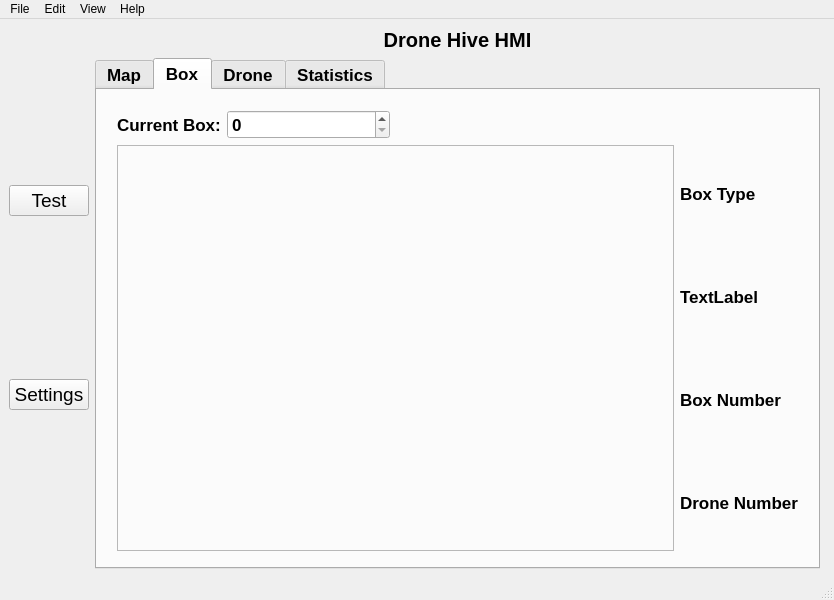
Before: the Qt Designer form ros2_ws/src/hmi/ui/mainwindow.ui in Samwise101/EiRT-AscenD-Robotics, drawn with Qt 5.
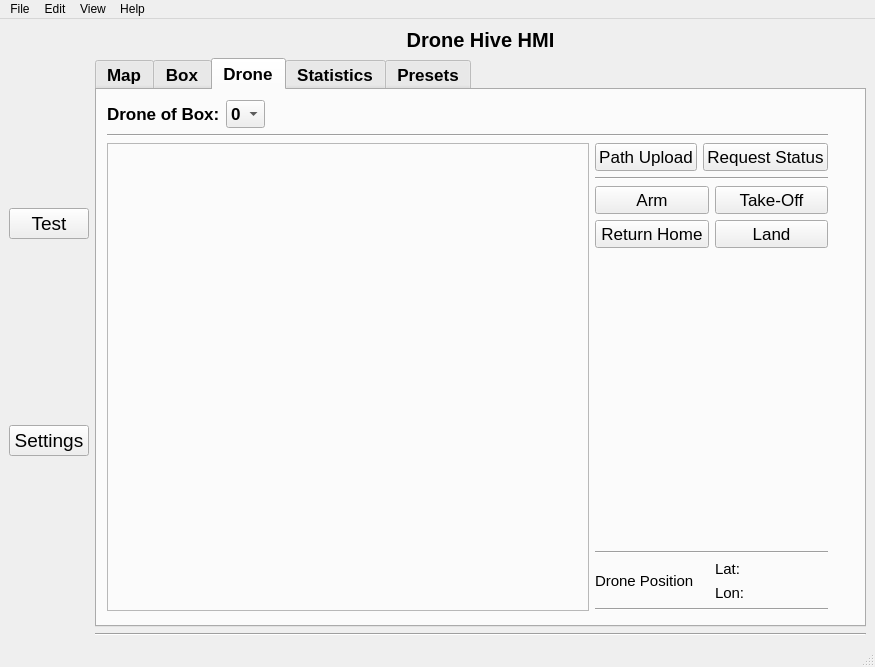
After: the same form once the commit is applied. Icons and pictures are not drawn. Custom widgets are drawn as their Qt base class.

Commit message: Fixed issues with qrc and added drone tab with layout

```diff
--- a/ros2_ws/src/hmi/ui/mainwindow.ui
+++ b/ros2_ws/src/hmi/ui/mainwindow.ui
@@ -6,23 +6,28 @@
    <rect>
     <x>0</x>
     <y>0</y>
-    <width>834</width>
-    <height>600</height>
+    <width>875</width>
+    <height>667</height>
    </rect>
   </property>
   <property name="windowTitle">
    <string>MainWindow</string>
   </property>
   <widget class="QWidget" name="centralwidget">
-   <widget class="QWidget" name="horizontalLayoutWidget">
-    <property name="geometry">
-     <rect>
-      <x>9</x>
-      <y>9</y>
-      <width>811</width>
-      <height>541</height>
-     </rect>
-    </property>
+   <property name="sizePolicy">
+    <sizepolicy hsizetype="Fixed" vsizetype="Fixed">
+     <horstretch>0</horstretch>
+     <verstretch>0</verstretch>
+    </sizepolicy>
+   </property>
+   <property name="minimumSize">
+    <size>
+     <width>875</width>
+     <height>625</height>
+    </size>
+   </property>
+   <layout class="QGridLayout" name="gridLayout_2">
+    <item row="0" column="0">
     <layout class="QHBoxLayout" name="horizontalLayout" stretch="0,10">
      <item>
       <layout class="QVBoxLayout" name="verticalLayout">
@@ -60,6 +65,13 @@
       <layout class="QVBoxLayout" name="verticalLayout_2" stretch="0">
        <item>
         <layout class="QGridLayout" name="gridLayout">
+          <item row="2" column="0">
+           <widget class="Line" name="line_6">
+            <property name="orientation">
+             <enum>Qt::Horizontal</enum>
+            </property>
+           </widget>
+          </item>
          <item row="0" column="0">
           <widget class="QLabel" name="label">
            <property name="font">
@@ -99,9 +111,9 @@
             </font>
            </property>
            <property name="currentIndex">
-            <number>1</number>
-           </property>
-           <widget class="QWidget" name="tab">
+             <number>2</number>
+            </property>
+            <widget class="QWidget" name="map_tab">
             <attribute name="icon">
              <iconset resource="../resources/resources.qrc">
               <normaloff>:/images/icons/map.png</normaloff>:/images/icons/map.png</iconset>
@@ -109,8 +121,36 @@
             <attribute name="title">
              <string>Map</string>
             </attribute>
-           </widget>
-           <widget class="QWidget" name="tab_2">
+             <widget class="QWidget" name="gridLayoutWidget_3">
+              <property name="geometry">
+               <rect>
+                <x>270</x>
+                <y>150</y>
+                <width>160</width>
+                <height>80</height>
+               </rect>
+              </property>
+              <layout class="QGridLayout" name="gridLayout_5">
+               <item row="0" column="0">
+                <widget class="QFrame" name="frame_4">
+                 <property name="frameShape">
+                  <enum>QFrame::StyledPanel</enum>
+                 </property>
+                 <property name="frameShadow">
+                  <enum>QFrame::Raised</enum>
+                 </property>
+                </widget>
+               </item>
+              </layout>
+             </widget>
+            </widget>
+            <widget class="QWidget" name="box_tab">
+             <property name="sizePolicy">
+              <sizepolicy hsizetype="Expanding" vsizetype="Expanding">
+               <horstretch>0</horstretch>
+               <verstretch>0</verstretch>
+              </sizepolicy>
+             </property>
             <attribute name="icon">
              <iconset resource="../resources/resources.qrc">
               <normaloff>:/images/icons/box.png</normaloff>:/images/icons/box.png</iconset>
@@ -121,15 +161,24 @@
             <widget class="QWidget" name="verticalLayoutWidget_3">
              <property name="geometry">
               <rect>
-               <x>20</x>
-               <y>20</y>
-               <width>681</width>
-               <height>441</height>
-              </rect>
-             </property>
-             <layout class="QVBoxLayout" name="box_main_layout" stretch="0,10">
+                <x>10</x>
+                <y>10</y>
+                <width>721</width>
+                <height>521</height>
+               </rect>
+              </property>
+              <layout class="QVBoxLayout" name="box_main_layout" stretch="0,0,10">
+               <property name="spacing">
+                <number>0</number>
+               </property>
+               <property name="sizeConstraint">
+                <enum>QLayout::SetNoConstraint</enum>
+               </property>
               <item>
-               <layout class="QHBoxLayout" name="box_cicle_layout" stretch="0,2,5">
+                <layout class="QHBoxLayout" name="box_cicle_layout" stretch="0,2,0,5">
+                 <property name="sizeConstraint">
+                  <enum>QLayout::SetNoConstraint</enum>
+                 </property>
                 <item>
                  <widget class="QLabel" name="current_box_label">
                   <property name="font">
@@ -150,6 +199,25 @@
                 <item>
                  <widget class="QSpinBox" name="box_cicle_spin_box"/>
                 </item>
+                 <item>
+                  <widget class="QLabel" name="color_label">
+                   <property name="sizePolicy">
+                    <sizepolicy hsizetype="Fixed" vsizetype="Fixed">
+                     <horstretch>0</horstretch>
+                     <verstretch>0</verstretch>
+                    </sizepolicy>
+                   </property>
+                   <property name="minimumSize">
+                    <size>
+                     <width>30</width>
+                     <height>0</height>
+                    </size>
+                   </property>
+                   <property name="text">
+                    <string/>
+                   </property>
+                  </widget>
+                 </item>
                 <item>
                  <spacer name="horizontalSpacer">
                   <property name="orientation">
@@ -165,10 +233,20 @@
                 </item>
                </layout>
               </item>
+               <item>
+                <widget class="Line" name="line_3">
+                 <property name="orientation">
+                  <enum>Qt::Horizontal</enum>
+                 </property>
+                </widget>
+               </item>
               <item>
                <layout class="QGridLayout" name="box_grid_layout" rowminimumheight="10">
+                 <property name="sizeConstraint">
+                  <enum>QLayout::SetNoConstraint</enum>
+                 </property>
                 <item row="0" column="0">
-                 <layout class="QHBoxLayout" name="horizontalLayout_2" stretch="70,0">
+                  <layout class="QHBoxLayout" name="horizontalLayout_2" stretch="1,0">
                   <item>
                    <layout class="QVBoxLayout" name="Box_show_layout">
                     <item>
@@ -186,28 +264,91 @@
                   <item>
                    <layout class="QVBoxLayout" name="box_information_layout">
                     <item>
+                      <layout class="QHBoxLayout" name="horizontalLayout_3">
+                       <item>
                      <widget class="QLabel" name="label_3">
+                         <property name="font">
+                          <font>
+                           <pointsize>11</pointsize>
+                           <weight>50</weight>
+                           <bold>false</bold>
+                          </font>
+                         </property>
                       <property name="text">
                        <string>Box Type</string>
                       </property>
                      </widget>
                     </item>
+                      </layout>
+                     </item>
+                     <item>
+                      <widget class="Line" name="line_5">
+                       <property name="orientation">
+                        <enum>Qt::Horizontal</enum>
+                       </property>
+                      </widget>
+                     </item>
+                     <item>
+                      <layout class="QHBoxLayout" name="horizontalLayout_7">
                     <item>
                      <widget class="QLabel" name="label_5">
+                         <property name="font">
+                          <font>
+                           <pointsize>11</pointsize>
+                           <weight>50</weight>
+                           <bold>false</bold>
+                          </font>
+                         </property>
                       <property name="text">
-                       <string>TextLabel</string>
+                          <string>Box Occupied</string>
                       </property>
                      </widget>
                     </item>
+                      </layout>
+                     </item>
+                     <item>
+                      <widget class="Line" name="line_2">
+                       <property name="orientation">
+                        <enum>Qt::Horizontal</enum>
+                       </property>
+                      </widget>
+                     </item>
+                     <item>
+                      <layout class="QHBoxLayout" name="horizontalLayout_4">
                     <item>
                      <widget class="QLabel" name="label_2">
+                         <property name="font">
+                          <font>
+                           <pointsize>11</pointsize>
+                           <weight>50</weight>
+                           <bold>false</bold>
+                          </font>
+                         </property>
                       <property name="text">
                        <string>Box Number</string>
                       </property>
                      </widget>
                     </item>
+                      </layout>
+                     </item>
+                     <item>
+                      <widget class="Line" name="line_4">
+                       <property name="orientation">
+                        <enum>Qt::Horizontal</enum>
+                       </property>
+                      </widget>
+                     </item>
+                     <item>
+                      <layout class="QHBoxLayout" name="horizontalLayout_6">
                     <item>
                      <widget class="QLabel" name="label_4">
+                         <property name="font">
+                          <font>
+                           <pointsize>11</pointsize>
+                           <weight>50</weight>
+                           <bold>false</bold>
+                          </font>
+                         </property>
                       <property name="text">
                        <string>Drone Number</string>
                       </property>
@@ -215,14 +356,76 @@
                     </item>
                    </layout>
                   </item>
+                     <item>
+                      <widget class="Line" name="line">
+                       <property name="orientation">
+                        <enum>Qt::Horizontal</enum>
+                       </property>
+                      </widget>
+                     </item>
+                     <item>
+                      <layout class="QHBoxLayout" name="horizontalLayout_5">
+                       <item>
+                        <widget class="QLabel" name="label_7">
+                         <property name="font">
+                          <font>
+                           <pointsize>11</pointsize>
+                           <weight>50</weight>
+                           <bold>false</bold>
+                          </font>
+                         </property>
+                         <property name="text">
+                          <string>Box Position:</string>
+                         </property>
+                         <property name="alignment">
+                          <set>Qt::AlignLeading|Qt::AlignLeft|Qt::AlignVCenter</set>
+                         </property>
+                        </widget>
+                       </item>
+                       <item>
+                        <layout class="QVBoxLayout" name="verticalLayout_3">
+                         <item>
+                          <widget class="QLabel" name="label_6">
+                           <property name="font">
+                            <font>
+                             <pointsize>11</pointsize>
+                             <weight>50</weight>
+                             <bold>false</bold>
+                            </font>
+                           </property>
+                           <property name="text">
+                            <string>Lat:</string>
+                           </property>
+                          </widget>
+                         </item>
+                         <item>
+                          <widget class="QLabel" name="label_8">
+                           <property name="font">
+                            <font>
+                             <pointsize>11</pointsize>
+                             <weight>50</weight>
+                             <bold>false</bold>
+                            </font>
+                           </property>
+                           <property name="text">
+                            <string>Lon:</string>
+                           </property>
+                          </widget>
+                         </item>
                  </layout>
                 </item>
                </layout>
               </item>
              </layout>
-            </widget>
-           </widget>
-           <widget class="QWidget" name="tab_4">
+                   </item>
+                  </layout>
+                 </item>
+                </layout>
+               </item>
+              </layout>
+             </widget>
+            </widget>
+            <widget class="QWidget" name="drone_tab">
             <attribute name="icon">
              <iconset resource="../resources/resources.qrc">
               <normaloff>:/images/icons/drone.png</normaloff>:/images/icons/drone.png</iconset>
@@ -230,8 +433,288 @@
             <attribute name="title">
              <string>Drone</string>
             </attribute>
-           </widget>
-           <widget class="QWidget" name="tab_3">
+             <widget class="QWidget" name="verticalLayoutWidget_2">
+              <property name="geometry">
+               <rect>
+                <x>10</x>
+                <y>10</y>
+                <width>721</width>
+                <height>511</height>
+               </rect>
+              </property>
+              <layout class="QVBoxLayout" name="verticalLayout_4" stretch="0,0,10">
+               <item>
+                <layout class="QHBoxLayout" name="horizontalLayout_8">
+                 <item>
+                  <widget class="QLabel" name="current_drone_label">
+                   <property name="text">
+                    <string>Drone of Box:</string>
+                   </property>
+                  </widget>
+                 </item>
+                 <item>
+                  <widget class="QComboBox" name="comboBox">
+                   <item>
+                    <property name="text">
+                     <string>0</string>
+                    </property>
+                   </item>
+                   <item>
+                    <property name="text">
+                     <string>1</string>
+                    </property>
+                   </item>
+                   <item>
+                    <property name="text">
+                     <string>2</string>
+                    </property>
+                   </item>
+                   <item>
+                    <property name="text">
+                     <string>3</string>
+                    </property>
+                   </item>
+                  </widget>
+                 </item>
+                 <item>
+                  <widget class="QLabel" name="color_drone_label">
+                   <property name="sizePolicy">
+                    <sizepolicy hsizetype="Fixed" vsizetype="Fixed">
+                     <horstretch>0</horstretch>
+                     <verstretch>0</verstretch>
+                    </sizepolicy>
+                   </property>
+                   <property name="minimumSize">
+                    <size>
+                     <width>30</width>
+                     <height>0</height>
+                    </size>
+                   </property>
+                   <property name="text">
+                    <string/>
+                   </property>
+                  </widget>
+                 </item>
+                 <item>
+                  <spacer name="horizontalSpacer_2">
+                   <property name="orientation">
+                    <enum>Qt::Horizontal</enum>
+                   </property>
+                   <property name="sizeHint" stdset="0">
+                    <size>
+                     <width>40</width>
+                     <height>20</height>
+                    </size>
+                   </property>
+                  </spacer>
+                 </item>
+                </layout>
+               </item>
+               <item>
+                <widget class="Line" name="line_7">
+                 <property name="orientation">
+                  <enum>Qt::Horizontal</enum>
+                 </property>
+                </widget>
+               </item>
+               <item>
+                <layout class="QHBoxLayout" name="horizontalLayout_9" stretch="2,0">
+                 <item>
+                  <widget class="QFrame" name="frame_2">
+                   <property name="frameShape">
+                    <enum>QFrame::StyledPanel</enum>
+                   </property>
+                   <property name="frameShadow">
+                    <enum>QFrame::Raised</enum>
+                   </property>
+                  </widget>
+                 </item>
+                 <item>
+                  <layout class="QVBoxLayout" name="verticalLayout_5" stretch="5,0,10,0,0,0,0">
+                   <item>
+                    <layout class="QHBoxLayout" name="horizontalLayout_11">
+                     <item>
+                      <widget class="QPushButton" name="pushButton_5">
+                       <property name="font">
+                        <font>
+                         <pointsize>13</pointsize>
+                         <weight>50</weight>
+                         <bold>false</bold>
+                        </font>
+                       </property>
+                       <property name="text">
+                        <string>Path Upload</string>
+                       </property>
+                      </widget>
+                     </item>
+                     <item>
+                      <widget class="QPushButton" name="pushButton_6">
+                       <property name="font">
+                        <font>
+                         <pointsize>13</pointsize>
+                         <weight>50</weight>
+                         <bold>false</bold>
+                        </font>
+                       </property>
+                       <property name="text">
+                        <string>Request Status</string>
+                       </property>
+                      </widget>
+                     </item>
+                    </layout>
+                   </item>
+                   <item>
+                    <widget class="Line" name="line_10">
+                     <property name="orientation">
+                      <enum>Qt::Horizontal</enum>
+                     </property>
+                    </widget>
+                   </item>
+                   <item>
+                    <layout class="QGridLayout" name="gridLayout_3">
+                     <item row="2" column="1">
+                      <widget class="QPushButton" name="pushButton_2">
+                       <property name="font">
+                        <font>
+                         <pointsize>13</pointsize>
+                         <weight>50</weight>
+                         <bold>false</bold>
+                        </font>
+                       </property>
+                       <property name="text">
+                        <string>Land</string>
+                       </property>
+                      </widget>
+                     </item>
+                     <item row="1" column="1">
+                      <widget class="QPushButton" name="pushButton_3">
+                       <property name="font">
+                        <font>
+                         <pointsize>13</pointsize>
+                         <weight>50</weight>
+                         <bold>false</bold>
+                        </font>
+                       </property>
+                       <property name="text">
+                        <string>Take-Off</string>
+                       </property>
+                      </widget>
+                     </item>
+                     <item row="1" column="0">
+                      <widget class="QPushButton" name="pushButton">
+                       <property name="font">
+                        <font>
+                         <pointsize>13</pointsize>
+                         <weight>50</weight>
+                         <bold>false</bold>
+                        </font>
+                       </property>
+                       <property name="text">
+                        <string>Arm</string>
+                       </property>
+                      </widget>
+                     </item>
+                     <item row="2" column="0">
+                      <widget class="QPushButton" name="pushButton_4">
+                       <property name="font">
+                        <font>
+                         <pointsize>13</pointsize>
+                         <weight>50</weight>
+                         <bold>false</bold>
+                        </font>
+                       </property>
+                       <property name="text">
+                        <string>Return Home</string>
+                       </property>
+                      </widget>
+                     </item>
+                    </layout>
+                   </item>
+                   <item>
+                    <spacer name="verticalSpacer">
+                     <property name="orientation">
+                      <enum>Qt::Vertical</enum>
+                     </property>
+                     <property name="sizeHint" stdset="0">
+                      <size>
+                       <width>20</width>
+                       <height>40</height>
+                      </size>
+                     </property>
+                    </spacer>
+                   </item>
+                   <item>
+                    <widget class="Line" name="line_8">
+                     <property name="orientation">
+                      <enum>Qt::Horizontal</enum>
+                     </property>
+                    </widget>
+                   </item>
+                   <item>
+                    <layout class="QHBoxLayout" name="horizontalLayout_13">
+                     <item>
+                      <widget class="QLabel" name="label_11">
+                       <property name="font">
+                        <font>
+                         <pointsize>11</pointsize>
+                         <weight>50</weight>
+                         <bold>false</bold>
+                        </font>
+                       </property>
+                       <property name="text">
+                        <string>Drone Position</string>
+                       </property>
+                      </widget>
+                     </item>
+                     <item>
+                      <layout class="QVBoxLayout" name="verticalLayout_6">
+                       <item>
+                        <widget class="QLabel" name="label_12">
+                         <property name="font">
+                          <font>
+                           <pointsize>11</pointsize>
+                           <weight>50</weight>
+                           <bold>false</bold>
+                          </font>
+                         </property>
+                         <property name="text">
+                          <string>Lat:</string>
+                         </property>
+                        </widget>
+                       </item>
+                       <item>
+                        <widget class="QLabel" name="label_13">
+                         <property name="font">
+                          <font>
+                           <pointsize>11</pointsize>
+                           <weight>50</weight>
+                           <bold>false</bold>
+                          </font>
+                         </property>
+                         <property name="text">
+                          <string>Lon:</string>
+                         </property>
+                        </widget>
+                       </item>
+                      </layout>
+                     </item>
+                    </layout>
+                   </item>
+                   <item>
+                    <widget class="Line" name="line_9">
+                     <property name="orientation">
+                      <enum>Qt::Horizontal</enum>
+                     </property>
+                    </widget>
+                   </item>
+                  </layout>
+                 </item>
+                </layout>
+               </item>
+              </layout>
+             </widget>
+            </widget>
+            <widget class="QWidget" name="stat_tab">
             <attribute name="icon">
              <iconset resource="../resources/resources.qrc">
               <normaloff>:/images/icons/chart.png</normaloff>:/images/icons/chart.png</iconset>
@@ -239,32 +722,54 @@
             <attribute name="title">
              <string>Statistics</string>
             </attribute>
-            <widget class="QwtPlot" name="qwtPlot">
+             <widget class="QWidget" name="gridLayoutWidget_2">
              <property name="geometry">
               <rect>
-               <x>130</x>
-               <y>110</y>
-               <width>400</width>
-               <height>200</height>
-              </rect>
-             </property>
-            </widget>
-           </widget>
-          </widget>
+                <x>120</x>
+                <y>50</y>
+                <width>160</width>
+                <height>80</height>
+               </rect>
+              </property>
+              <layout class="QGridLayout" name="gridLayout_4">
+               <item row="0" column="0">
+                <widget class="QFrame" name="frame_3">
+                 <property name="frameShape">
+                  <enum>QFrame::StyledPanel</enum>
+                 </property>
+                 <property name="frameShadow">
+                  <enum>QFrame::Raised</enum>
+                 </property>
+                </widget>
+               </item>
+              </layout>
+             </widget>
+            </widget>
+            <widget class="QWidget" name="preset_tab">
+             <attribute name="icon">
+              <iconset resource="../resources/resources.qrc">
+               <normaloff>:/images/icons/folder.png</normaloff>:/images/icons/folder.png</iconset>
+             </attribute>
+             <attribute name="title">
+              <string>Presets</string>
+             </attribute>
+            </widget>
+           </widget>
          </item>
         </layout>
        </item>
       </layout>
      </item>
     </layout>
-   </widget>
+    </item>
+   </layout>
   </widget>
   <widget class="QMenuBar" name="menubar">
    <property name="geometry">
     <rect>
      <x>0</x>
      <y>0</y>
-     <width>834</width>
+     <width>875</width>
      <height>22</height>
     </rect>
    </property>
@@ -277,8 +782,6 @@
     <addaction name="actionSave"/>
     <addaction name="actionSave_As"/>
     <addaction name="separator"/>
-    <addaction name="actionExit"/>
-    <addaction name="separator"/>
     <addaction name="actionExit_2"/>
    </widget>
    <widget class="QMenu" name="menuEdit">
@@ -286,11 +789,17 @@
      <string>Edit</string>
     </property>
     <addaction name="actionPreferences"/>
+    <addaction name="actionUser"/>
    </widget>
    <widget class="QMenu" name="menuHelp">
     <property name="title">
      <string>View</string>
     </property>
+    <addaction name="actionOpen_Map_View"/>
+    <addaction name="actionOpen_Box_View"/>
+    <addaction name="actionOpen_Drone_View"/>
+    <addaction name="actionOpen_Statistics"/>
+    <addaction name="actionOpen_Presets"/>
    </widget>
    <widget class="QMenu" name="menuHelp_2">
     <property name="title">
@@ -305,8 +814,8 @@
   <widget class="QStatusBar" name="statusbar"/>
   <action name="actionOpen">
    <property name="icon">
-    <iconset>
-     <normaloff>:/icons/folder.png</normaloff>:/icons/folder.png</iconset>
+    <iconset resource="../resources/resources.qrc">
+     <normaloff>:/images/icons/folder.png</normaloff>:/images/icons/folder.png</iconset>
    </property>
    <property name="text">
     <string>Open</string>
@@ -334,8 +843,8 @@
   </action>
   <action name="actionPreferences">
    <property name="icon">
-    <iconset>
-     <normaloff>:/icons/settings2.png</normaloff>:/icons/settings2.png</iconset>
+    <iconset resource="../resources/resources.qrc">
+     <normaloff>:/images/icons/settings1.png</normaloff>:/images/icons/settings1.png</iconset>
    </property>
    <property name="text">
     <string>Preferences</string>
@@ -350,14 +859,61 @@
     <string>Exit</string>
    </property>
   </action>
+  <action name="actionOpen_Map_View">
+   <property name="icon">
+    <iconset resource="../resources/resources.qrc">
+     <normaloff>:/images/icons/map.png</normaloff>:/images/icons/map.png</iconset>
+   </property>
+   <property name="text">
+    <string>Open Map View</string>
+   </property>
+  </action>
+  <action name="actionOpen_Box_View">
+   <property name="icon">
+    <iconset resource="../resources/resources.qrc">
+     <normaloff>:/images/icons/box.png</normaloff>:/images/icons/box.png</iconset>
+   </property>
+   <property name="text">
+    <string>Open Box View</string>
+   </property>
+  </action>
+  <action name="actionOpen_Drone_View">
+   <property name="icon">
+    <iconset resource="../resources/resources.qrc">
+     <normaloff>:/images/icons/drone.png</normaloff>:/images/icons/drone.png</iconset>
+   </property>
+   <property name="text">
+    <string>Open Drone View</string>
+   </property>
+  </action>
+  <action name="actionOpen_Statistics">
+   <property name="icon">
+    <iconset resource="../resources/resources.qrc">
+     <normaloff>:/images/icons/chart.png</normaloff>:/images/icons/chart.png</iconset>
+   </property>
+   <property name="text">
+    <string>Open Statistics</string>
+   </property>
+  </action>
+  <action name="actionUser">
+   <property name="icon">
+    <iconset resource="../resources/resources.qrc">
+     <normaloff>:/images/icons/user.png</normaloff>:/images/icons/user.png</iconset>
+   </property>
+   <property name="text">
+    <string>User</string>
+   </property>
+  </action>
+  <action name="actionOpen_Presets">
+   <property name="icon">
+    <iconset resource="../resources/resources.qrc">
+     <normaloff>:/images/icons/folder.png</normaloff>:/images/icons/folder.png</iconset>
+   </property>
+   <property name="text">
+    <string>Open Presets</string>
+   </property>
+  </action>
  </widget>
- <customwidgets>
-  <customwidget>
-   <class>QwtPlot</class>
-   <extends>QFrame</extends>
-   <header>qwt_plot.h</header>
-  </customwidget>
- </customwidgets>
  <resources>
   <include location="../resources/resources.qrc"/>
  </resources>
```
Lines whose indentation alone changed are shown as unchanged. The commit also changes 4 other files.
